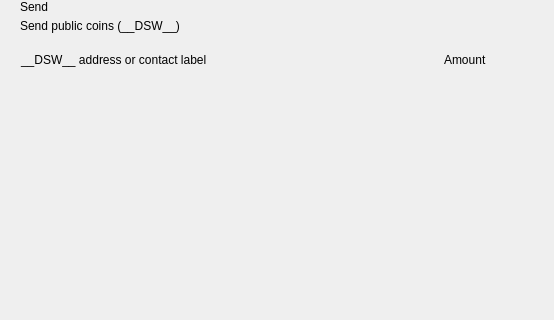
decenomy/DSW, file src/qt/pivx/forms/send.ui: the form before one commit; both pictures show x 0 to 554 and y 0 to 320 of the 893 by 700 pixel window.
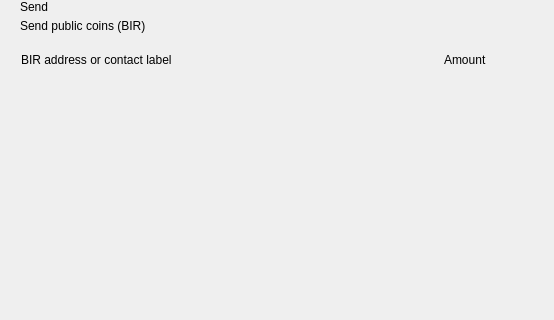
The form after the commit. Custom widgets are drawn as their Qt base class.

What changed in the file:
```diff
--- a/src/qt/pivx/forms/send.ui
+++ b/src/qt/pivx/forms/send.ui
@@ -81,7 +81,7 @@
             <item>
              <widget class="QLabel" name="labelSubtitle1">
               <property name="text">
-               <string>Send public coins (__DSW__)</string>
+               <string>Send public coins (BIR)</string>
               </property>
              </widget>
             </item>
@@ -141,7 +141,7 @@
              <string notr="true">margin-left:8px;</string>
             </property>
             <property name="text">
-             <string>__DSW__ address or contact label</string>
+             <string>BIR address or contact label</string>
             </property>
            </widget>
           </item>
```
